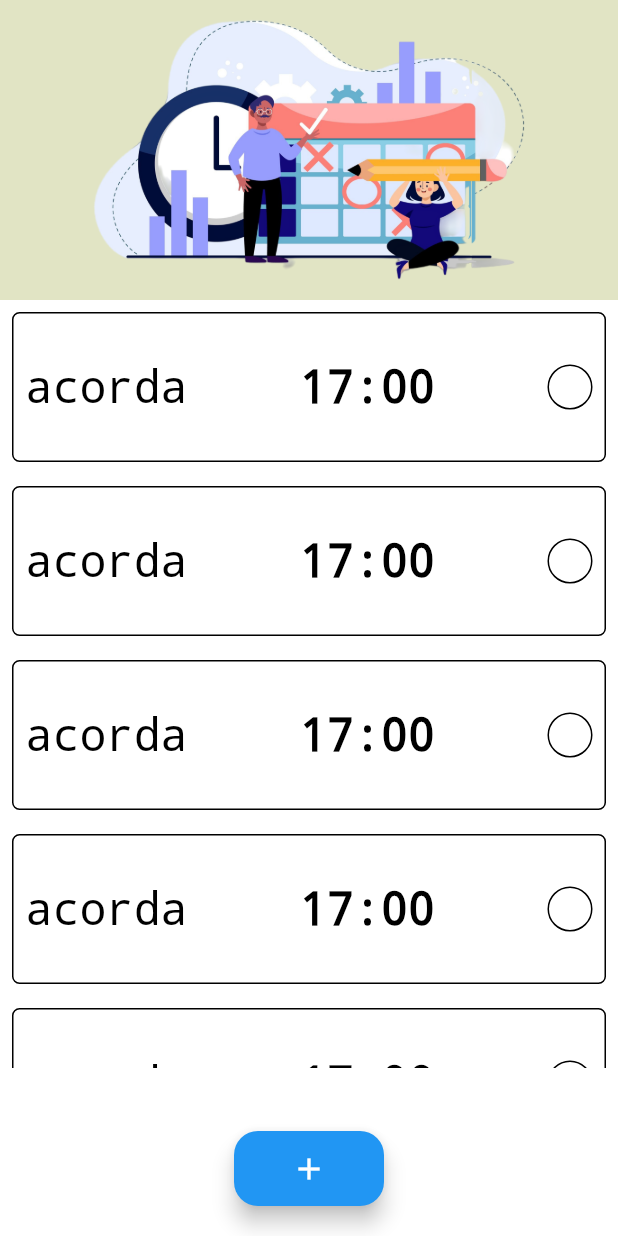
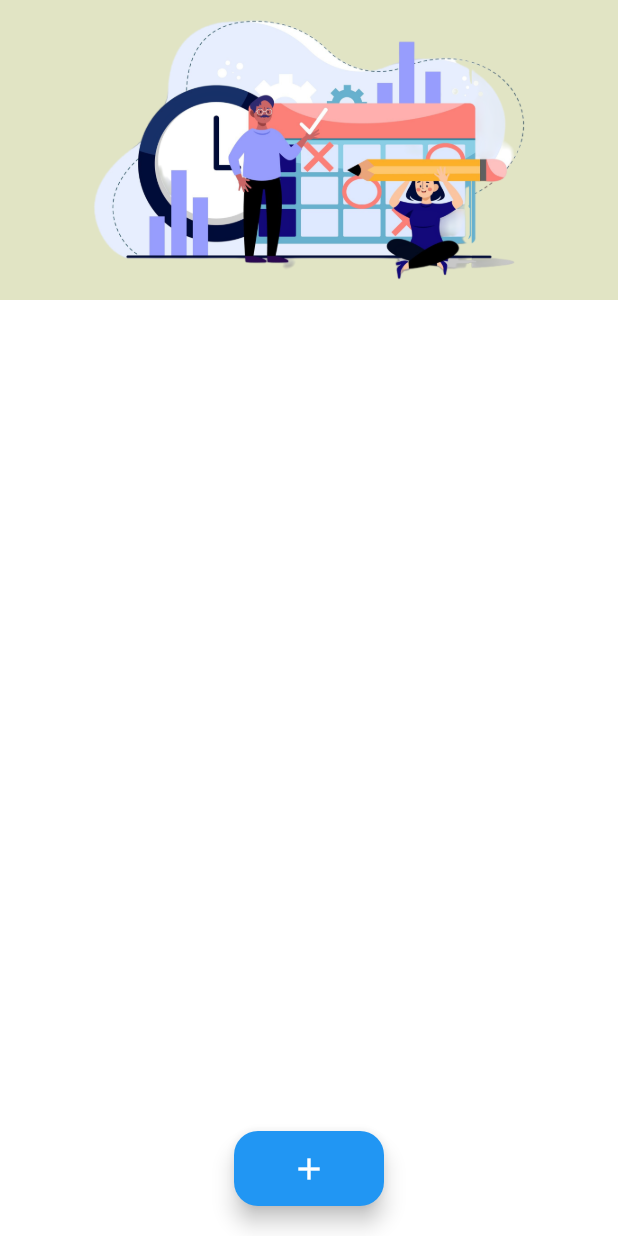
Before and after one commit to ZaqueuDias/Gerenciador_de_Tarefas, a Flutter app: the screen it shows after launch, on a phone screen of 412 x 824 dp. Run offline on Flutter 3.47's test engine with Material 3 defaults, Android fonts, the phone set to English and light mode, and no system bars; our stand-ins replace numberpicker, page_transition.

Commit message:
mais modificações

```diff
--- a/gerenciador_de_Task/lib/componentes/task.dart
+++ b/gerenciador_de_Task/lib/componentes/task.dart
@@ -1,7 +1,9 @@
 import 'package:flutter/material.dart';
 
 class Task extends StatefulWidget {
-  const Task({super.key});
+  String nome_tarefa;
+  Map<String, String> horario;
+  Task({super.key, required this.nome_tarefa, required this.horario});
 
   @override
   State<Task> createState() => _TaskState();
@@ -21,13 +23,15 @@ class _TaskState extends State<Task> {
             color: cores,
             borderRadius: BorderRadius.circular(5),
             border: Border.all(color: Colors.black)),
-        child: Row(
+        child: Column(
+          children: [
+            Row(
               mainAxisAlignment: MainAxisAlignment.spaceBetween,
               children: [
                 Padding(
                   padding: const EdgeInsets.all(8.0),
                   child: Text(
-                'acorda',
+                    widget.nome_tarefa,
                     style: TextStyle(
                         color: Colors.black,
                         fontSize: 30,
@@ -38,7 +42,7 @@ class _TaskState extends State<Task> {
                 Padding(
                   padding: const EdgeInsets.all(8.0),
                   child: Text(
-                '17:00',
+                    '${widget.horario['hora']}:${widget.horario['minutos']}',
                     style: TextStyle(
                         fontSize: 30,
                         color: Colors.black,
@@ -63,6 +67,9 @@ class _TaskState extends State<Task> {
                 ),
               ],
             ),
+            GestureDetector(onTap: (){}, child: Icon(Icons.delete),)
+          ],
+        ),
       ),
     );
   }
--- a/gerenciador_de_Task/lib/main.dart
+++ b/gerenciador_de_Task/lib/main.dart
@@ -4,13 +4,15 @@ import 'package:gerenciador_de_task/telas/formulario.dart';
 import 'package:gerenciador_de_task/telas/horario.dart';
 import 'package:gerenciador_de_task/telas/principal.dart';
 import 'package:gerenciador_de_task/teste.dart';
+import 'package:provider/provider.dart';
 
+import 'models/dados_provider.dart';
 import 'models/tempo.dart';
 
 
 
 void main() {
-  runApp(MaterialApp(
+  runApp(ChangeNotifierProvider(create: (context){return Gerenciador_Atualizacao();}, child: MaterialApp(
     debugShowCheckedModeBanner: false,
-    home: Tela_Principal(),));
+    home: Tela_Principal(),),));
 }
--- /dev/null
+++ b/gerenciador_de_Task/lib/models/dados_provider.dart
@@ -0,0 +1,17 @@
+import 'package:flutter/cupertino.dart';
+
+import '../componentes/task.dart';
+
+class Gerenciador_Atualizacao extends ChangeNotifier{
+  List<Task> tarefas = [];
+  List<String> nomes = [];
+  List<Map<String, String>> horario = [];
+  criar_tesk(){
+    tarefas.add(Task(nome_tarefa: nomes.last, horario: horario.last));
+    notifyListeners();
+  }
+
+ List<Task> mostrar_tarefas(){
+   return tarefas;
+  }
+}
--- a/gerenciador_de_Task/lib/telas/formulario.dart
+++ b/gerenciador_de_Task/lib/telas/formulario.dart
@@ -5,8 +5,10 @@ import 'package:gerenciador_de_task/telas/data.dart';
 import 'package:gerenciador_de_task/telas/horario.dart';
 import 'package:numberpicker/numberpicker.dart';
 import 'package:page_transition/page_transition.dart';
+import 'package:provider/provider.dart';
 
 import '../componentes/decoracao_input.dart';
+import '../models/dados_provider.dart';
 
 class Formulario extends StatefulWidget {
   const Formulario({super.key});
@@ -18,6 +20,7 @@ class Formulario extends StatefulWidget {
 class _FormularioState extends State<Formulario> {
   int horas = 0;
   int minutos = 0;
+  TextEditingController inputdado = TextEditingController();
   @override
   Widget build(BuildContext context) {
     return Scaffold(
@@ -34,6 +37,7 @@ class _FormularioState extends State<Formulario> {
               Padding(
                 padding: const EdgeInsets.only(top: 120, left: 8.0, right: 8.0),
                 child: TextFormField(
+                  controller: inputdado,
                     decoration: decoracaoinput('Tarefa do dia...')),
               ),
               Padding(
@@ -80,7 +84,7 @@ class _FormularioState extends State<Formulario> {
               Padding(
                 padding: const EdgeInsets.only(top: 170),
                 child: ElevatedButton(
-                  onPressed: () {},
+                  onPressed: () {Provider.of<Gerenciador_Atualizacao>(context, listen: false).nomes.add(inputdado.text); Provider.of<Gerenciador_Atualizacao>(context, listen: false).criar_tesk(); Navigator.pop(context);},
                   child: Text(
                     'Concluir',
                     style: TextStyle(color: Colors.white),
--- a/gerenciador_de_Task/lib/telas/principal.dart
+++ b/gerenciador_de_Task/lib/telas/principal.dart
@@ -1,6 +1,8 @@
 import 'package:flutter/material.dart';
+import 'package:gerenciador_de_task/models/dados_provider.dart';
 import 'package:gerenciador_de_task/telas/formulario.dart';
 import 'package:page_transition/page_transition.dart';
+import 'package:provider/provider.dart';
 
 import '../componentes/task.dart';
 
@@ -14,9 +16,8 @@ class Tela_Principal extends StatefulWidget {
 class _Tela_PrincipalState extends State<Tela_Principal> {
   @override
   Widget build(BuildContext context) {
-    return Stack(
-      alignment: AlignmentDirectional.bottomCenter,
-      children: [Column(
+    return Stack(alignment: AlignmentDirectional.bottomCenter, children: [
+      Column(
         children: [
           Container(
             color: Color.fromRGBO(225, 228, 196, 8),
@@ -27,24 +28,37 @@ class _Tela_PrincipalState extends State<Tela_Principal> {
           Container(
             height: 512,
             color: Colors.white,
-            child: ListView.builder(itemCount: gerartaske(10).length,itemBuilder: (contexto, numero){
-            return gerartaske(10)[numero];
-          }),),
+            child: ListView.builder(
+                itemCount: Provider.of<Gerenciador_Atualizacao>(context).mostrar_tarefas().length,
+                itemBuilder: (contexto, numero) {
+                  return Provider.of<Gerenciador_Atualizacao>(context).mostrar_tarefas()[numero];
+                }),
+          ),
         ],
       ),
-        Padding(
-          padding: const EdgeInsets.all(20.0),
-          child: Container(width: 100, height: 50,child: FloatingActionButton(onPressed: (){Navigator.push(context, PageTransition(child: Formulario(), type: PageTransitionType.size, duration: Duration(milliseconds: 700), reverseDuration: Duration(milliseconds: 700), alignment: Alignment.center));}, child: Icon(Icons.add, color: Colors.white,), backgroundColor: Colors.blue, )),
-        )
+      Padding(
+        padding: const EdgeInsets.all(20.0),
+        child: Container(
+            width: 100,
+            height: 50,
+            child: FloatingActionButton(
+              onPressed: () {
+                Navigator.push(
+                    context,
+                    PageTransition(
+                        child: Formulario(),
+                        type: PageTransitionType.size,
+                        duration: Duration(milliseconds: 700),
+                        reverseDuration: Duration(milliseconds: 700),
+                        alignment: Alignment.center));
+              },
+              child: Icon(
+                Icons.add,
+                color: Colors.white,
+              ),
+              backgroundColor: Colors.blue,
+            )),
+      )
     ]);
   }
 }
-
-
-List<Widget> gerartaske(int quantas){
-  List<Widget> db = [];
-  for(int num = 1; num <= quantas; num ++){
-    db.add(Task());
-  }
-  return db;
-}
--- a/gerenciador_de_Task/pubspec.yaml
+++ b/gerenciador_de_Task/pubspec.yaml
@@ -37,6 +37,7 @@ dependencies:
   numberpicker:
   timer_builder: ^2.0.0
   page_transition: ^2.1.0
+  provider:
 
   # The following adds the Cupertino Icons font to your application.
   # Use with the CupertinoIcons class for iOS style icons.
```
Also changed, not shown: gerenciador_de_Task/lib/telas/horario.dart (+68 -16 lines), gerenciador_de_Task/pubspec.lock. Lines whose indentation alone changed are shown as unchanged.
